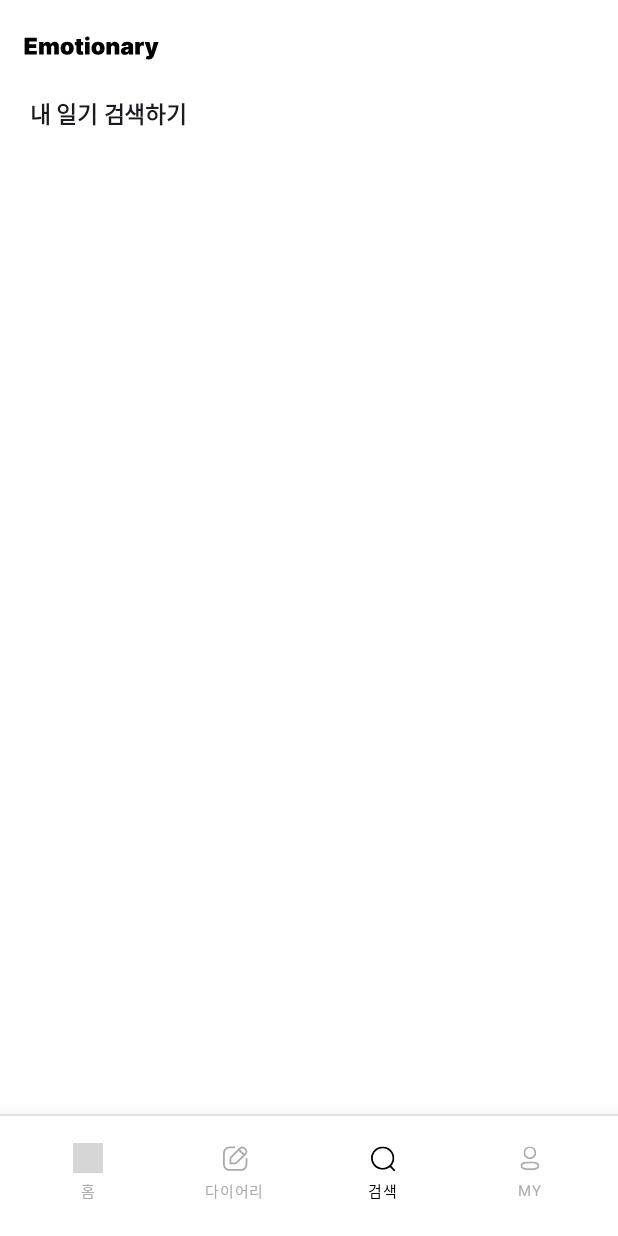
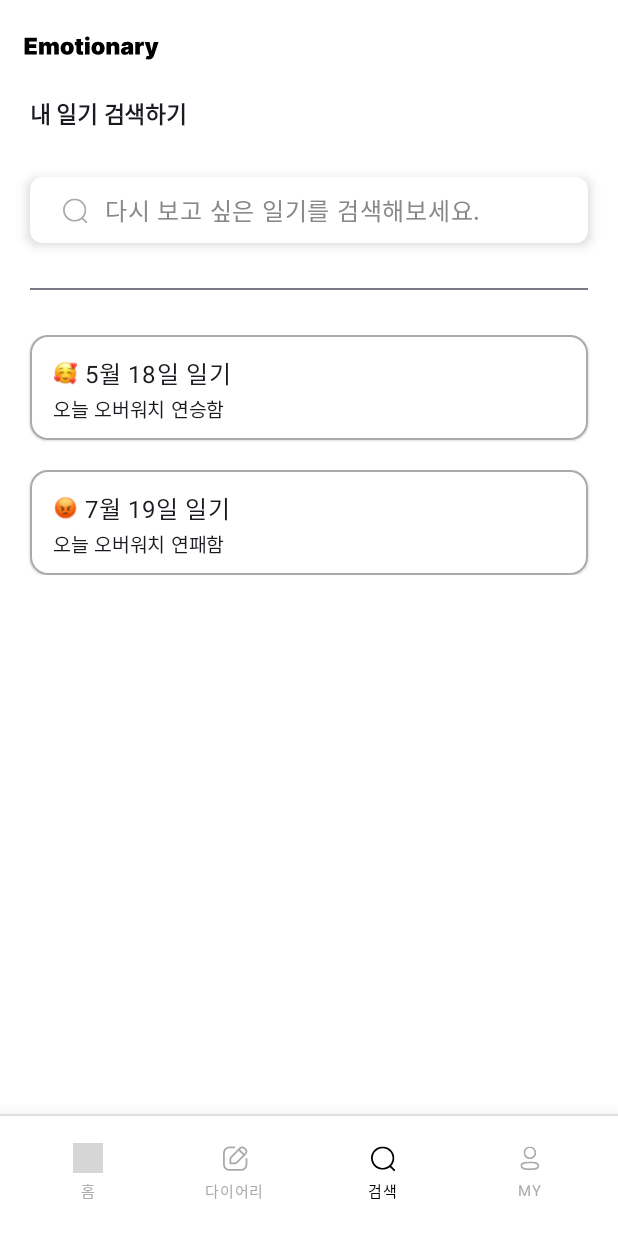
Before and after one commit to MinseoSONG/Emotionary-FE, an Android app built with Jetpack Compose: the screen it shows after launch (MainActivity), on a phone screen of 412 x 824 dp. Run offline under Robolectric (Android 15) with nearby library versions, the phone set to English and light mode, and no system bars; grey boxes are pictures that could not be loaded.

Commit message:
feat: 검색화면 구현 완료

```diff
--- /dev/null
+++ b/app/src/main/java/com/example/emotionary/component/Search.kt
@@ -0,0 +1,141 @@
+package com.example.emotionary.component
+
+import androidx.compose.foundation.Image
+import androidx.compose.foundation.background
+import androidx.compose.foundation.border
+import androidx.compose.foundation.clickable
+import androidx.compose.foundation.layout.Arrangement
+import androidx.compose.foundation.layout.Column
+import androidx.compose.foundation.layout.Row
+import androidx.compose.foundation.layout.Spacer
+import androidx.compose.foundation.layout.fillMaxHeight
+import androidx.compose.foundation.layout.fillMaxWidth
+import androidx.compose.foundation.layout.height
+import androidx.compose.foundation.layout.padding
+import androidx.compose.foundation.layout.size
+import androidx.compose.foundation.layout.width
+import androidx.compose.foundation.shape.RoundedCornerShape
+import androidx.compose.foundation.text.BasicTextField
+import androidx.compose.material3.Card
+import androidx.compose.material3.CardDefaults
+import androidx.compose.material3.Text
+import androidx.compose.runtime.Composable
+import androidx.compose.runtime.MutableState
+import androidx.compose.ui.Alignment
+import androidx.compose.ui.Modifier
+import androidx.compose.ui.draw.clip
+import androidx.compose.ui.draw.shadow
+import androidx.compose.ui.focus.FocusRequester
+import androidx.compose.ui.focus.focusRequester
+import androidx.compose.ui.focus.onFocusChanged
+import androidx.compose.ui.graphics.Color
+import androidx.compose.ui.res.colorResource
+import androidx.compose.ui.res.painterResource
+import androidx.compose.ui.text.TextStyle
+import androidx.compose.ui.unit.dp
+import androidx.compose.ui.unit.sp
+import com.example.emotionary.R
+import com.example.emotionary.data.DiaryListItem
+import com.example.emotionary.data.IntToImgEmotion
+
+@Composable
+fun Search(
+    search: String,
+    onSearchChanged: (String) -> Unit,
+    searchHasFocus: Boolean,
+    onFocusChanged: (Boolean) -> Unit
+) {
+    val focusRequester = FocusRequester()
+    val label = "다시 보고 싶은 일기를 검색해보세요."
+
+    Row(
+        modifier = Modifier
+            .fillMaxWidth()
+            .shadow(5.dp, RoundedCornerShape(8.dp))
+            .clip(RoundedCornerShape(8.dp))
+            .background(Color.White)
+            .padding(start = 20.dp, end = 20.dp, top = 10.dp, bottom = 10.dp),
+        verticalAlignment = Alignment.CenterVertically,
+        horizontalArrangement = Arrangement.spacedBy(10.dp)
+    ) {
+        Image(
+            painter = painterResource(id = R.drawable.ic_search_gray),
+            contentDescription = "search",
+            modifier = Modifier.size(20.dp)
+        )
+        if (!searchHasFocus && search.isEmpty()) {
+            Text(
+                text = label,
+                color = Color.Gray,
+                modifier = Modifier.clickable {
+                    focusRequester.requestFocus()
+                }
+            )
+        }
+
+        BasicTextField(
+            value = search,
+            onValueChange = onSearchChanged,
+            modifier = Modifier
+                .fillMaxWidth()
+                .height(24.dp)
+                .focusRequester(focusRequester)
+                .onFocusChanged { focusState ->
+                    onFocusChanged(focusState.isFocused)
+                },
+            textStyle = TextStyle(fontSize = 18.sp, color = Color.Black),
+            singleLine = true,
+        )
+    }
+}
+
+@Composable
+fun SearchItemCard(item: DiaryListItem, onClick: () -> Unit) {
+    val emotionDrawable = IntToImgEmotion(item.diaryEmotion)
+    Card(
+        modifier = Modifier
+            .border(
+                width = 1.dp,
+                color = colorResource(id = R.color.main_gray),
+                shape = RoundedCornerShape(12.dp)
+            )
+            .fillMaxWidth()
+            .height(70.dp)
+            .clickable(onClick = onClick),
+        colors = CardDefaults.cardColors(containerColor = Color.White),
+        shape = RoundedCornerShape(12.dp),
+        elevation = CardDefaults.cardElevation(defaultElevation = 1.dp)
+    ) {
+        Row(
+            modifier = Modifier
+                .padding(top = 13.dp, start = 15.dp, bottom = 13.dp, end = 5.dp),
+            verticalAlignment = Alignment.CenterVertically
+        ) {
+            Column(
+                modifier = Modifier.fillMaxHeight(),
+                verticalArrangement = Arrangement.SpaceBetween
+            ) {
+                Row(
+                    verticalAlignment = Alignment.CenterVertically
+                ){
+                    Image(
+                        painter = painterResource(id = emotionDrawable),
+                        contentDescription = "감정",
+                        modifier = Modifier.size(16.dp)
+                    )
+                    Spacer(modifier = Modifier.width(5.dp))
+
+                    Text(
+                        text = "${item.diaryDate.monthValue}월 ${item.diaryDate.dayOfMonth}일 일기",
+                        fontSize = 16.sp
+                    )
+                }
+                Text(
+                    text = item.diaryTitle,
+                    fontSize = 13.sp
+                )
+            }
+        }
+
+    }
+}
--- /dev/null
+++ b/app/src/main/java/com/example/emotionary/data/IntToImgEmotion.kt
@@ -0,0 +1,14 @@
+package com.example.emotionary.data
+
+import com.example.emotionary.R
+
+fun IntToImgEmotion(diaryEmotion: Int): Int{
+    return when(diaryEmotion){
+        1 -> R.drawable.img_emotion_angry
+        2 -> R.drawable.img_emotion_sad
+        3 -> R.drawable.img_emotion_soso
+        4 -> R.drawable.img_emotion_happy
+        5 -> R.drawable.img_emotion_perfect
+        else -> R.drawable.img_emotion_happy
+    }
+}
--- a/app/src/main/java/com/example/emotionary/screen/home/HomeScreen.kt
+++ b/app/src/main/java/com/example/emotionary/screen/home/HomeScreen.kt
@@ -45,6 +45,7 @@ import androidx.navigation.NavHostController
 import com.example.emotionary.R
 import com.example.emotionary.component.Appbar
 import com.example.emotionary.component.TopLogo
+import com.example.emotionary.data.IntToImgEmotion
 import com.example.emotionary.viewmodel.UserViewModel
 import java.time.LocalDate
 import java.time.YearMonth
@@ -86,14 +87,7 @@ fun HomeScreen(navController: NavHostController) {
 
     homeInfo?.diary?.forEach { diary ->
         diary?.let {
-            val emotionDrawable = when (it.diaryEmotion) {
-                1 -> R.drawable.img_emotion_angry
-                2 -> R.drawable.img_emotion_sad
-                3 -> R.drawable.img_emotion_soso
-                4 -> R.drawable.img_emotion_happy
-                5 -> R.drawable.img_emotion_perfect
-                else -> R.drawable.img_emotion_happy
-            }
+            val emotionDrawable = IntToImgEmotion(it.diaryEmotion)
             emotionMap[it.diaryDate] = emotionDrawable
         }
     }
--- a/app/src/main/java/com/example/emotionary/screen/search/SearchScreen.kt
+++ b/app/src/main/java/com/example/emotionary/screen/search/SearchScreen.kt
@@ -1,23 +1,49 @@
 package com.example.emotionary.screen.search
 
+import android.annotation.SuppressLint
 import androidx.compose.foundation.background
+import androidx.compose.foundation.layout.Arrangement
 import androidx.compose.foundation.layout.Column
+import androidx.compose.foundation.layout.Spacer
 import androidx.compose.foundation.layout.fillMaxWidth
+import androidx.compose.foundation.layout.height
 import androidx.compose.foundation.layout.padding
+import androidx.compose.foundation.lazy.LazyColumn
+import androidx.compose.foundation.lazy.itemsIndexed
+import androidx.compose.material3.Divider
 import androidx.compose.material3.Scaffold
 import androidx.compose.material3.Text
 import androidx.compose.runtime.Composable
+import androidx.compose.runtime.getValue
+import androidx.compose.runtime.mutableStateOf
+import androidx.compose.runtime.remember
+import androidx.compose.runtime.saveable.rememberSaveable
+import androidx.compose.runtime.setValue
 import androidx.compose.ui.Modifier
 import androidx.compose.ui.graphics.Color
 import androidx.compose.ui.text.font.FontWeight
 import androidx.compose.ui.unit.dp
 import androidx.compose.ui.unit.sp
+import androidx.lifecycle.viewmodel.compose.viewModel
 import androidx.navigation.NavHostController
 import com.example.emotionary.component.Appbar
+import com.example.emotionary.component.SearchItemCard
+import com.example.emotionary.component.Search
 import com.example.emotionary.component.TopLogo
+import com.example.emotionary.viewmodel.DiaryViewModel
 
+@SuppressLint("UnrememberedMutableState")
 @Composable
 fun SearchScreen(navController: NavHostController) {
+    val diaryViewModel : DiaryViewModel = viewModel()
+
+    // 검색 창
+    var search by rememberSaveable {
+        mutableStateOf("")
+    }
+    var searchHasFocus by rememberSaveable {
+        mutableStateOf(false)
+    }
     Scaffold(
         containerColor = Color.White,
         topBar = {
@@ -41,6 +67,32 @@ fun SearchScreen(navController: NavHostController) {
                     fontSize = 15.sp,
                     fontWeight = FontWeight.Bold
                 )
+                Spacer(modifier = Modifier.height(30.dp))
+
+                Search(
+                    search = search,
+                    onSearchChanged = { search = it },
+                    searchHasFocus = searchHasFocus,
+                    onFocusChanged = { searchHasFocus = it }
+                )
+                Spacer(modifier = Modifier.height(30.dp))
+
+                Divider()
+                Spacer(modifier = Modifier.height(30.dp))
+
+                // 검색어에 따라 필터링된 리스트 생성
+                val filteredList = diaryViewModel.diaryListItem.filter { item ->
+                    item.diaryTitle.contains(search, ignoreCase = true)
+                }
+
+                LazyColumn(verticalArrangement = Arrangement.spacedBy(20.dp)) {
+                    itemsIndexed(filteredList){_, item ->
+                        SearchItemCard(item) {
+                            // 클릭하면 다이어리 화면 이동
+                            navController.navigate("")
+                        }
+                    }
+                }
             }
         }
     }
--- /dev/null
+++ b/app/src/main/java/com/example/emotionary/viewmodel/DiaryViewModel.kt
@@ -0,0 +1,28 @@
+package com.example.emotionary.viewmodel
+
+import androidx.compose.runtime.mutableStateListOf
+import androidx.lifecycle.ViewModel
+import com.example.emotionary.data.DiaryListItem
+import java.time.LocalDate
+
+class DiaryViewModel: ViewModel() {
+    var diaryListItem = mutableStateListOf<DiaryListItem>()
+    init {
+        diaryListItem.addAll(
+            listOf(
+                DiaryListItem(
+                    diaryID = "1",
+                    diaryTitle = "오늘 오버워치 연승함",
+                    diaryDate = LocalDate.parse("2024-05-18"),
+                    diaryEmotion = 5
+                ),
+                DiaryListItem(
+                    diaryID = "2",
+                    diaryTitle = "오늘 오버워치 연패함",
+                    diaryDate = LocalDate.parse("2024-07-19"),
+                    diaryEmotion = 1
+                )
+            )
+        )
+    }
+}
```
